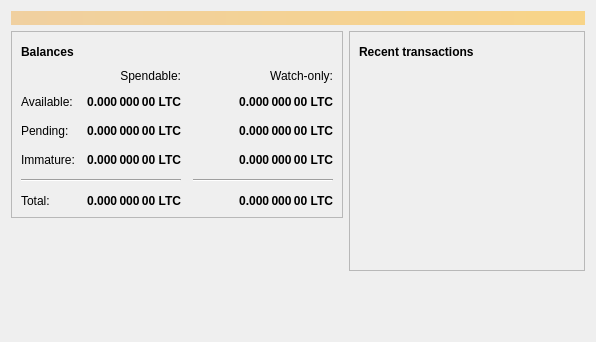
First picture: the form in src/qt/forms/overviewpage.ui, repository litefork-project/litefork, before the edit.
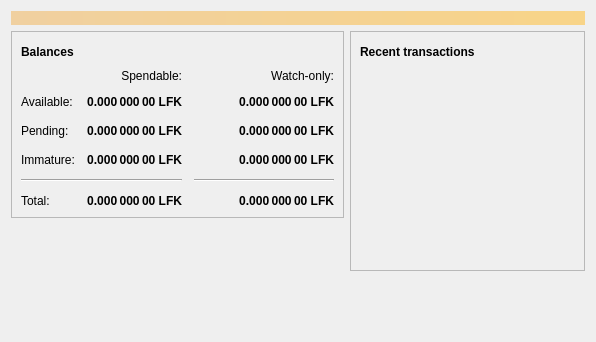
Second picture: the form after the edit. Icons and pictures are not drawn.

Diff of the .ui file:
```diff
--- a/src/qt/forms/overviewpage.ui
+++ b/src/qt/forms/overviewpage.ui
@@ -129,7 +129,7 @@
                <string>Unconfirmed transactions to watch-only addresses</string>
               </property>
               <property name="text">
-               <string notr="true">0.000 000 00 LTC</string>
+               <string notr="true">0.000 000 00 LFK</string>
               </property>
               <property name="alignment">
                <set>Qt::AlignRight|Qt::AlignTrailing|Qt::AlignVCenter</set>
@@ -154,7 +154,7 @@
                <string>Total of transactions that have yet to be confirmed, and do not yet count toward the spendable balance</string>
               </property>
               <property name="text">
-               <string notr="true">0.000 000 00 LTC</string>
+               <string notr="true">0.000 000 00 LFK</string>
               </property>
               <property name="alignment">
                <set>Qt::AlignRight|Qt::AlignTrailing|Qt::AlignVCenter</set>
@@ -179,7 +179,7 @@
                <string>Mined balance in watch-only addresses that has not yet matured</string>
               </property>
               <property name="text">
-               <string notr="true">0.000 000 00 LTC</string>
+               <string notr="true">0.000 000 00 LFK</string>
               </property>
               <property name="alignment">
                <set>Qt::AlignRight|Qt::AlignTrailing|Qt::AlignVCenter</set>
@@ -237,7 +237,7 @@
                <string>Mined balance that has not yet matured</string>
               </property>
               <property name="text">
-               <string notr="true">0.000 000 00 LTC</string>
+               <string notr="true">0.000 000 00 LFK</string>
               </property>
               <property name="alignment">
                <set>Qt::AlignRight|Qt::AlignTrailing|Qt::AlignVCenter</set>
@@ -282,7 +282,7 @@
                <string>Your current total balance</string>
               </property>
               <property name="text">
-               <string notr="true">0.000 000 00 LTC</string>
+               <string notr="true">0.000 000 00 LFK</string>
               </property>
               <property name="alignment">
                <set>Qt::AlignRight|Qt::AlignTrailing|Qt::AlignVCenter</set>
@@ -307,7 +307,7 @@
                <string>Current total balance in watch-only addresses</string>
               </property>
               <property name="text">
-               <string notr="true">0.000 000 00 LTC</string>
+               <string notr="true">0.000 000 00 LFK</string>
               </property>
               <property name="alignment">
                <set>Qt::AlignRight|Qt::AlignTrailing|Qt::AlignVCenter</set>
@@ -349,7 +349,7 @@
                <string>Your current spendable balance</string>
               </property>
               <property name="text">
-               <string notr="true">0.000 000 00 LTC</string>
+               <string notr="true">0.000 000 00 LFK</string>
               </property>
               <property name="alignment">
                <set>Qt::AlignRight|Qt::AlignTrailing|Qt::AlignVCenter</set>
@@ -374,7 +374,7 @@
                <string>Your current balance in watch-only addresses</string>
               </property>
               <property name="text">
-               <string notr="true">0.000 000 00 LTC</string>
+               <string notr="true">0.000 000 00 LFK</string>
               </property>
               <property name="alignment">
                <set>Qt::AlignRight|Qt::AlignTrailing|Qt::AlignVCenter</set>
```
